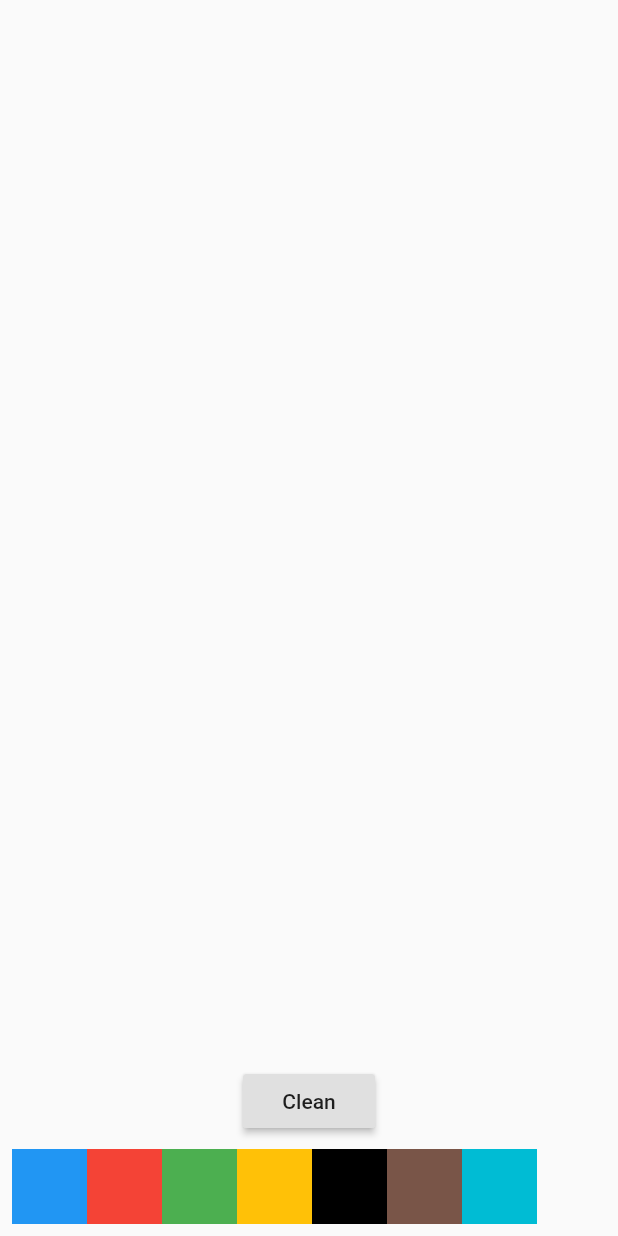
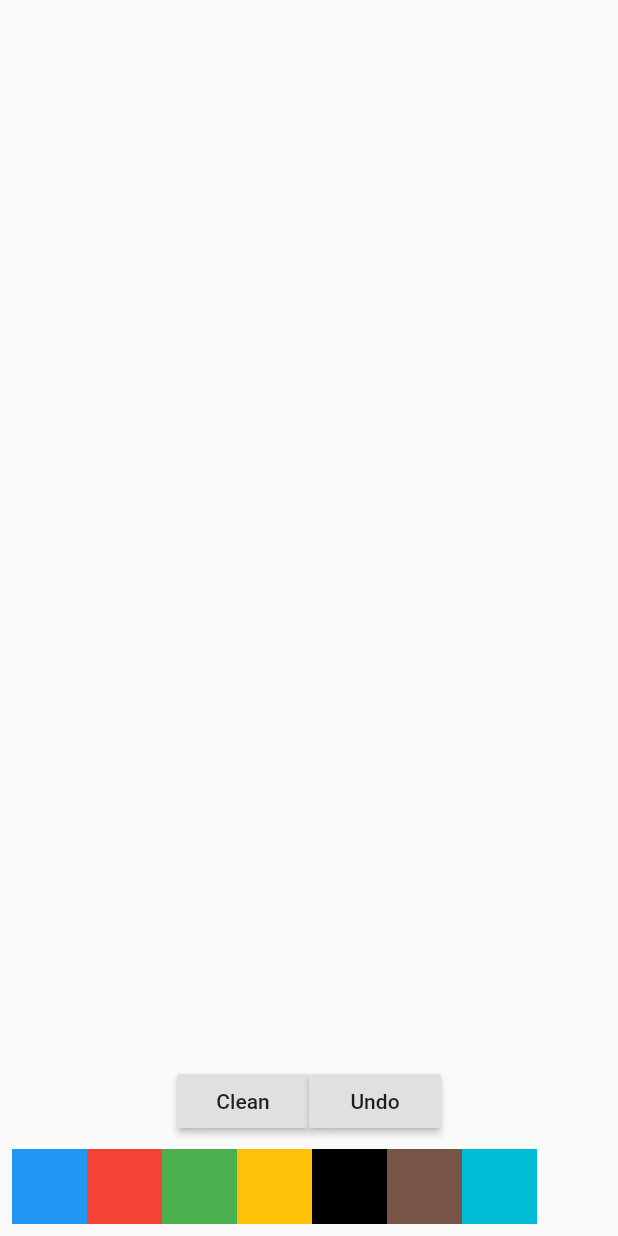
Before and after one commit to thomsontomy/kidspaint, a Flutter app: the screen it shows after launch, after a tap on "Clean", on a phone screen of 412 x 824 dp. Run offline on Flutter 3.47's test engine with Material 2 defaults, Android fonts, the phone set to English and light mode, and no system bars.

Commit message:
Implement undo action

```diff
--- a/lib/main.dart
+++ b/lib/main.dart
@@ -1,3 +1,5 @@
+import 'dart:collection';
+
 import 'package:flutter/material.dart';
 import 'package:quiver/core.dart';
 
@@ -18,20 +20,27 @@ class PaintProperties {
   int get hashCode => hash2(color.hashCode, thickness.hashCode);
 }
 
+class PaintLine {
+  final PaintProperties paint;
+  List<Offset> line = List();
+
+  PaintLine(this.paint);
+}
+
 class KidsCanvasPainter extends CustomPainter {
   KidsCanvasPainter(this.lines);
 
-  final Map<PaintProperties, List<Offset>> lines;
+  final DoubleLinkedQueue<PaintLine> lines;
 
   void paint(Canvas canvas, Size size) {
-    lines.forEach((paintProperties, points) {
+    lines.forEach((PaintLine line) {
       Paint paint = Paint()
-        ..color = paintProperties.color
-        ..strokeWidth = paintProperties.thickness
+        ..color = line.paint.color
+        ..strokeWidth = line.paint.thickness
         ..strokeCap = StrokeCap.round;
-      for (int i = 0; i < points.length - 1; i++) {
-        if (points[i] != null && points[i + 1] != null)
-          canvas.drawLine(points[i], points[i + 1], paint);
+      for (int i = 0; i < line.line.length - 1; i++) {
+        if (line.line[i] != null && line.line[i + 1] != null)
+          canvas.drawLine(line.line[i], line.line[i + 1], paint);
       }
     });
   }
@@ -40,11 +49,6 @@ class KidsCanvasPainter extends CustomPainter {
     if (other.lines != lines) {
       return true;
     } else {
-      other.lines.forEach((props, list) {
-        if (lines[props] != list) {
-          return true;
-        }
-      });
       return false;
     }
   }
@@ -56,7 +60,22 @@ class KidsPaint extends StatefulWidget {
 
 class KidsPaintState extends State<KidsPaint> {
   PaintProperties _currentPaintProperties = PaintProperties(Colors.red, 5.0);
-  Map<PaintProperties, List<Offset>> _lines = Map();
+  DoubleLinkedQueue<PaintLine> _lines;
+
+  @override
+  void initState() {
+    super.initState();
+    _lines = DoubleLinkedQueue.of([PaintLine(_currentPaintProperties)]);
+  }
+
+  void undoLastAction() {
+    setState(() {
+      _lines = DoubleLinkedQueue.from(_lines..removeLast());
+      if (_lines.isEmpty) {
+        _lines.add(PaintLine(_currentPaintProperties));
+      }
+    });
+  }
 
   Widget build(BuildContext context) {
     return new Stack(
@@ -67,24 +86,37 @@ class KidsPaintState extends State<KidsPaint> {
             Offset localPosition =
             referenceBox.globalToLocal(details.globalPosition);
             setState(() {
-              _lines = Map.from(_lines)
-                ..update(
-                    _currentPaintProperties, (list) => list..add(localPosition),
-                    ifAbsent: () => <Offset>[localPosition]);
+              if (_lines.last.paint != _currentPaintProperties) {
+                _lines.add(PaintLine(_currentPaintProperties));
+              }
+              _lines =
+                  DoubleLinkedQueue.from(_lines..last.line.add(localPosition));
             });
           },
           onPanEnd: (DragEndDetails details) => setState(() {
-            _lines = Map.from(_lines)
-              ..update(_currentPaintProperties, (list) => list..add(null));
+            _lines = DoubleLinkedQueue.from(_lines..last.line.add(null));
           }),
         ),
         CustomPaint(painter: new KidsCanvasPainter(_lines)),
         Column(
           children: <Widget>[
             Expanded(child: Text('')),
-            RaisedButton(
-              onPressed: () => setState(() => _lines.clear()),
-              child: Text('Clean'),
+            Row(
+              mainAxisAlignment: MainAxisAlignment.center,
+              children: <Widget>[
+                RaisedButton(
+                  onPressed: () =>
+                      setState(() =>
+                      _lines
+                        ..clear()
+                        ..add(PaintLine(_currentPaintProperties))),
+                  child: Text('Clean'),
+                ),
+                RaisedButton(
+                  onPressed: undoLastAction,
+                  child: Text('Undo'),
+                )
+              ],
             ),
             buildColorPalette(),
           ],
```
